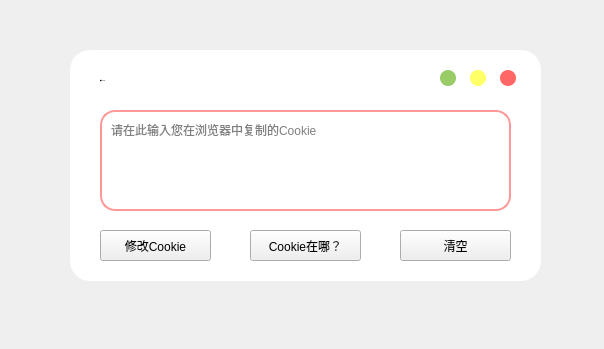
Above: bilidsetting.ui from JimmyLiang-lzm/biliDownloader_GUI before the change. Below: the same form after it.
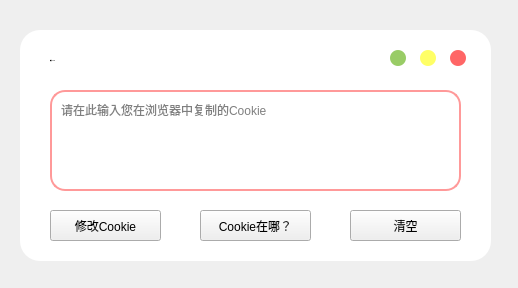
That is the form after the change. Icons and pictures are not drawn.

What changed in the file:
```diff
--- a/bilidsetting.ui
+++ b/bilidsetting.ui
@@ -6,8 +6,8 @@
    <rect>
     <x>0</x>
     <y>0</y>
-    <width>604</width>
-    <height>349</height>
+    <width>518</width>
+    <height>288</height>
    </rect>
   </property>
   <property name="windowTitle">
@@ -171,8 +171,8 @@
   <widget class="QWidget" name="mainwidget" native="true">
    <property name="geometry">
     <rect>
-     <x>70</x>
-     <y>50</y>
+     <x>20</x>
+     <y>30</y>
      <width>471</width>
      <height>231</height>
     </rect>
```
